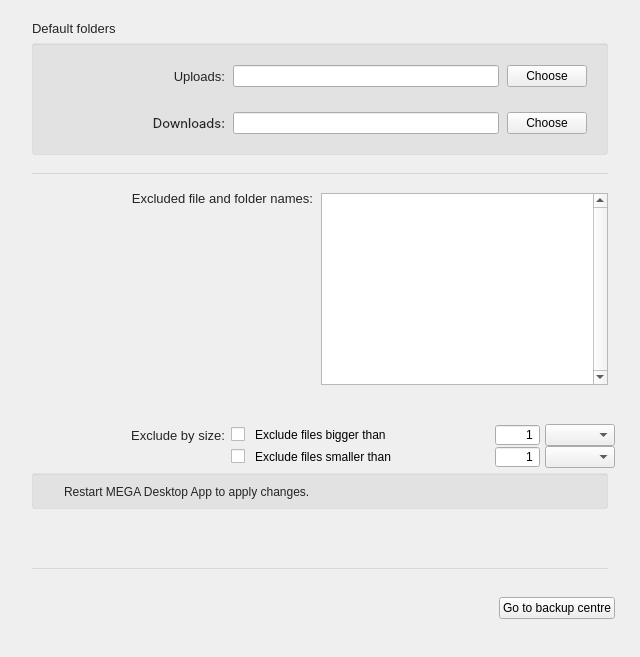
This is src/MEGASync/gui/macx/SettingsDialog.ui in meganz/MEGAsync as Qt 5 draws it before an edit. The edited form follows.
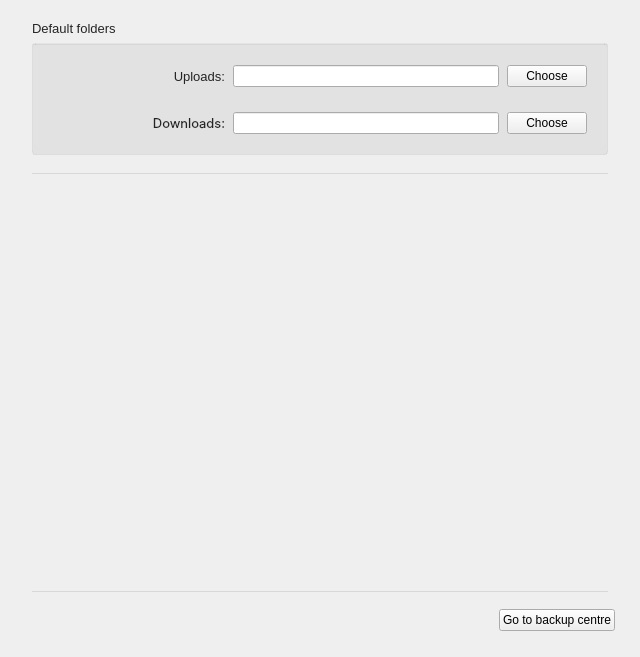
This is the edited form. The open tabs and pages were chosen to show the change. Icons and pictures are not drawn. Custom widgets are drawn as their Qt base class.

Commit message: Removed old exclusions code from settings dialog

What changed in the file:
```diff
--- a/src/MEGASync/gui/macx/SettingsDialog.ui
+++ b/src/MEGASync/gui/macx/SettingsDialog.ui
@@ -2900,618 +2900,6 @@
          </property>
         </widget>
        </item>
-       <item>
-        <widget class="QWidget" name="wContainerExclusions" native="true">
-         <layout class="QVBoxLayout" name="verticalLayout_10">
-          <property name="spacing">
-           <number>5</number>
-          </property>
-          <property name="leftMargin">
-           <number>0</number>
-          </property>
-          <property name="topMargin">
-           <number>12</number>
-          </property>
-          <property name="rightMargin">
-           <number>0</number>
-          </property>
-          <property name="bottomMargin">
-           <number>0</number>
-          </property>
-          <item>
-           <widget class="QWidget" name="widget" native="true">
-            <layout class="QVBoxLayout" name="verticalLayout_31">
-             <property name="spacing">
-              <number>19</number>
-             </property>
-             <property name="leftMargin">
-              <number>0</number>
-             </property>
-             <property name="topMargin">
-              <number>0</number>
-             </property>
-             <property name="rightMargin">
-              <number>0</number>
-             </property>
-             <property name="bottomMargin">
-              <number>0</number>
-             </property>
-             <item>
-              <widget class="QWidget" name="wExclusions" native="true">
-               <property name="sizePolicy">
-                <sizepolicy hsizetype="Preferred" vsizetype="Preferred">
-                 <horstretch>0</horstretch>
-                 <verstretch>0</verstretch>
-                </sizepolicy>
-               </property>
-               <property name="minimumSize">
-                <size>
-                 <width>0</width>
-                 <height>125</height>
-                </size>
-               </property>
-               <layout class="QVBoxLayout" name="verticalLayout_14">
-                <property name="spacing">
-                 <number>6</number>
-                </property>
-                <property name="leftMargin">
-                 <number>25</number>
-                </property>
-                <property name="topMargin">
-                 <number>0</number>
-                </property>
-                <property name="rightMargin">
-                 <number>32</number>
-                </property>
-                <property name="bottomMargin">
-                 <number>0</number>
-                </property>
-                <item>
-                 <layout class="QGridLayout" name="gridLayout_8" rowminimumheight="0" columnminimumwidth="200,0">
-                  <property name="horizontalSpacing">
-                   <number>8</number>
-                  </property>
-                  <property name="verticalSpacing">
-                   <number>0</number>
-                  </property>
-                  <item row="0" column="0">
-                   <widget class="QWidget" name="wExclusionsLabel" native="true">
-                    <property name="minimumSize">
-                     <size>
-                      <width>0</width>
-                      <height>50</height>
-                     </size>
-                    </property>
-                    <layout class="QVBoxLayout" name="verticalLayout_13">
-                     <property name="spacing">
-                      <number>0</number>
-                     </property>
-                     <property name="leftMargin">
-                      <number>0</number>
-                     </property>
-                     <property name="topMargin">
-                      <number>0</number>
-                     </property>
-                     <property name="rightMargin">
-                      <number>0</number>
-                     </property>
-                     <property name="bottomMargin">
-                      <number>0</number>
-                     </property>
-                     <item>
-                      <widget class="QLabel" name="lExcludedFiles">
-                       <property name="text">
-                        <string>Excluded file and folder names:</string>
-                       </property>
-                       <property name="alignment">
-                        <set>Qt::AlignRight|Qt::AlignTop|Qt::AlignTrailing</set>
-                       </property>
-                       <property name="wordWrap">
-                        <bool>true</bool>
-                       </property>
-                       <property name="indent">
-                        <number>0</number>
-                       </property>
-                      </widget>
-                     </item>
-                    </layout>
-                   </widget>
-                  </item>
-                  <item row="0" column="1">
-                   <widget class="QWidget" name="wExclusionsList" native="true">
-                    <property name="sizePolicy">
-                     <sizepolicy hsizetype="Preferred" vsizetype="Preferred">
-                      <horstretch>0</horstretch>
-                      <verstretch>0</verstretch>
-                     </sizepolicy>
-                    </property>
-                    <layout class="QVBoxLayout" name="verticalLayout_18">
-                     <property name="spacing">
-                      <number>0</number>
-                     </property>
-                     <property name="leftMargin">
-                      <number>0</number>
-                     </property>
-                     <property name="topMargin">
-                      <number>7</number>
-                     </property>
-                     <property name="rightMargin">
-                      <number>0</number>
-                     </property>
-                     <property name="bottomMargin">
-                      <number>0</number>
-                     </property>
-                     <item>
-                      <widget class="QListWidget" name="lExcludedNames">
-                       <property name="sizePolicy">
-                        <sizepolicy hsizetype="Preferred" vsizetype="Preferred">
-                         <horstretch>0</horstretch>
-                         <verstretch>0</verstretch>
-                        </sizepolicy>
-                       </property>
-                       <property name="minimumSize">
-                        <size>
-                         <width>0</width>
-                         <height>98</height>
-                        </size>
-                       </property>
-                       <property name="maximumSize">
-                        <size>
-                         <width>16777215</width>
-                         <height>16777215</height>
-                        </size>
-                       </property>
-                       <property name="focusPolicy">
-                        <enum>Qt::NoFocus</enum>
-                       </property>
-                       <property name="styleSheet">
-                        <string notr="true">margin:0px;</string>
-                       </property>
-                       <property name="verticalScrollBarPolicy">
-                        <enum>Qt::ScrollBarAlwaysOn</enum>
-                       </property>
-                       <property name="horizontalScrollBarPolicy">
-                        <enum>Qt::ScrollBarAsNeeded</enum>
-                       </property>
-                       <property name="selectionMode">
-                        <enum>QAbstractItemView::ExtendedSelection</enum>
-                       </property>
-                       <property name="resizeMode">
-                        <enum>QListView::Adjust</enum>
-                       </property>
-                       <property name="selectionRectVisible">
-                        <bool>false</bool>
-                       </property>
-                      </widget>
-                     </item>
-                     <item>
-                      <widget class="QSegmentedControl" name="wExclusionsSegmentedControl" native="true">
-                       <property name="sizePolicy">
-                        <sizepolicy hsizetype="Preferred" vsizetype="Preferred">
-                         <horstretch>0</horstretch>
-                         <verstretch>0</verstretch>
-                        </sizepolicy>
-                       </property>
-                       <property name="minimumSize">
-                        <size>
-                         <width>0</width>
-                         <height>20</height>
-                        </size>
-                       </property>
-                       <property name="maximumSize">
-                        <size>
-                         <width>16777215</width>
-                         <height>20</height>
-                        </size>
-                       </property>
-                      </widget>
-                     </item>
-                    </layout>
-                   </widget>
-                  </item>
-                 </layout>
-                </item>
-               </layout>
-              </widget>
-             </item>
-             <item>
-              <widget class="QWidget" name="gExcludeBySize" native="true">
-               <layout class="QVBoxLayout" name="verticalLayout_39">
-                <property name="spacing">
-                 <number>0</number>
-                </property>
-                <property name="leftMargin">
-                 <number>25</number>
-                </property>
-                <property name="topMargin">
-                 <number>0</number>
-                </property>
-                <property name="rightMargin">
-                 <number>25</number>
-                </property>
-                <property name="bottomMargin">
-                 <number>0</number>
-                </property>
-                <item>
-                 <layout class="QGridLayout" name="gridLayout_9" columnminimumwidth="200,0,0">
-                  <property name="horizontalSpacing">
-                   <number>6</number>
-                  </property>
-                  <property name="verticalSpacing">
-                   <number>0</number>
-                  </property>
-                  <item row="0" column="0" rowspan="2">
-                   <widget class="QLabel" name="lExcludeBySize">
-                    <property name="text">
-                     <string>Exclude by size:</string>
-                    </property>
-                    <property name="alignment">
-                     <set>Qt::AlignRight|Qt::AlignTrailing|Qt::AlignVCenter</set>
-                    </property>
-                    <property name="wordWrap">
-                     <bool>true</bool>
-                    </property>
-                   </widget>
-                  </item>
-                  <item row="1" column="1" colspan="2">
-                   <widget class="QWidget" name="wExcludeBigger" native="true">
-                    <property name="minimumSize">
-                     <size>
-                      <width>0</width>
-                      <height>20</height>
-                     </size>
-                    </property>
-                    <layout class="QHBoxLayout" name="horizontalLayout_10">
-                     <property name="spacing">
-                      <number>5</number>
-                     </property>
-                     <property name="leftMargin">
-                      <number>0</number>
-                     </property>
-                     <property name="topMargin">
-                      <number>0</number>
-                     </property>
-                     <property name="rightMargin">
-                      <number>0</number>
-                     </property>
-                     <property name="bottomMargin">
-                      <number>0</number>
-                     </property>
-                     <item>
-                      <widget class="QCheckBox" name="cExcludeUpperThan">
-                       <property name="minimumSize">
-                        <size>
-                         <width>0</width>
-                         <height>0</height>
-                        </size>
-                       </property>
-                       <property name="maximumSize">
-                        <size>
-                         <width>16777215</width>
-                         <height>16777215</height>
-                        </size>
-                       </property>
-                       <property name="text">
-                        <string>Exclude files bigger than</string>
-                       </property>
-                      </widget>
-                     </item>
-                     <item>
-                      <spacer name="horizontalSpacer_3">
-                       <property name="orientation">
-                        <enum>Qt::Horizontal</enum>
-                       </property>
-                       <property name="sizeHint" stdset="0">
-                        <size>
-                         <width>10</width>
-                         <height>20</height>
-                        </size>
-                       </property>
-                      </spacer>
-                     </item>
-                     <item>
-                      <widget class="QSpinBox" name="eUpperThan">
-                       <property name="sizePolicy">
-                        <sizepolicy hsizetype="Minimum" vsizetype="Fixed">
-                         <horstretch>0</horstretch>
-                         <verstretch>0</verstretch>
-                        </sizepolicy>
-                       </property>
-                       <property name="minimumSize">
-                        <size>
-                         <width>45</width>
-                         <height>0</height>
-                        </size>
-                       </property>
-                       <property name="maximumSize">
-                        <size>
-                         <width>45</width>
-                         <height>16777215</height>
-                        </size>
-                       </property>
-                       <property name="alignment">
-                        <set>Qt::AlignRight|Qt::AlignTrailing|Qt::AlignVCenter</set>
-                       </property>
-                       <property name="buttonSymbols">
-                        <enum>QAbstractSpinBox::NoButtons</enum>
-                       </property>
-                       <property name="minimum">
-                        <number>1</number>
-                       </property>
-                       <property name="maximum">
-                        <number>9999</number>
-                       </property>
-                      </widget>
-                     </item>
-                     <item>
-                      <widget class="QComboBox" name="cbExcludeUpperUnit">
-                       <property name="minimumSize">
-                        <size>
-                         <width>70</width>
-                         <height>0</height>
-                        </size>
-                       </property>
-                       <property name="maximumSize">
-                        <size>
-                         <width>70</width>
-                         <height>16777215</height>
-                        </size>
-                       </property>
-                      </widget>
-                     </item>
-                    </layout>
-                   </widget>
-                  </item>
-                  <item row="2" column="1" colspan="2">
-                   <widget class="QWidget" name="wExcludeSmaller" native="true">
-                    <property name="minimumSize">
-                     <size>
-                      <width>0</width>
-                      <height>20</height>
-                     </size>
-                    </property>
-                    <layout class="QHBoxLayout" name="horizontalLayout_15">
-                     <property name="spacing">
-                      <number>5</number>
-                     </property>
-                     <property name="leftMargin">
-                      <number>0</number>
-                     </property>
-                     <property name="topMargin">
-                      <number>0</number>
-                     </property>
-                     <property name="rightMargin">
-                      <number>0</number>
-                     </property>
-                     <property name="bottomMargin">
-                      <number>0</number>
-                     </property>
-                     <item>
-                      <widget class="QCheckBox" name="cExcludeLowerThan">
-                       <property name="minimumSize">
-                        <size>
-                         <width>0</width>
-                         <height>0</height>
-                        </size>
-                       </property>
-                       <property name="maximumSize">
-                        <size>
-                         <width>16777215</width>
-                         <height>16777215</height>
-                        </size>
-                       </property>
-                       <property name="text">
-                        <string>Exclude files smaller than</string>
-                       </property>
-                      </widget>
-                     </item>
-                     <item>
-                      <spacer name="horizontalSpacer_10">
-                       <property name="orientation">
-                        <enum>Qt::Horizontal</enum>
-                       </property>
-                       <property name="sizeHint" stdset="0">
-                        <size>
-                         <width>10</width>
-                         <height>20</height>
-                        </size>
-                       </property>
-                      </spacer>
-                     </item>
-                     <item>
-                      <widget class="QSpinBox" name="eLowerThan">
-                       <property name="minimumSize">
-                        <size>
-                         <width>45</width>
-                         <height>0</height>
-                        </size>
-                       </property>
-                       <property name="maximumSize">
-                        <size>
-                         <width>45</width>
-                         <height>16777215</height>
-                        </size>
-                       </property>
-                       <property name="alignment">
-                        <set>Qt::AlignRight|Qt::AlignTrailing|Qt::AlignVCenter</set>
-                       </property>
-                       <property name="buttonSymbols">
-                        <enum>QAbstractSpinBox::NoButtons</enum>
-                       </property>
-                       <property name="minimum">
-                        <number>1</number>
-                       </property>
-                       <property name="maximum">
-                        <number>9999</number>
-                       </property>
-                      </widget>
-                     </item>
-                     <item>
-                      <widget class="QComboBox" name="cbExcludeLowerUnit">
-                       <property name="minimumSize">
-                        <size>
-                         <width>70</width>
-                         <height>0</height>
-                        </size>
-                       </property>
-                       <property name="maximumSize">
-                        <size>
-                         <width>70</width>
-                         <height>16777215</height>
-                        </size>
-                       </property>
-                      </widget>
-                     </item>
-                    </layout>
-                   </widget>
-                  </item>
-                 </layout>
-                </item>
-               </layout>
-              </widget>
-             </item>
-            </layout>
-           </widget>
-          </item>
-          <item>
-           <widget class="QWidget" name="wExclusionsRestart" native="true">
-            <property name="minimumSize">
-             <size>
-              <width>0</width>
-              <height>36</height>
-             </size>
-            </property>
-            <layout class="QHBoxLayout" name="horizontalLayout_9">
-             <property name="leftMargin">
-              <number>32</number>
-             </property>
-             <property name="topMargin">
-              <number>0</number>
-             </property>
-             <property name="rightMargin">
-              <number>32</number>
-             </property>
-             <property name="bottomMargin">
-              <number>0</number>
-             </property>
-             <item>
-              <widget class="QGroupBox" name="gExcludedFilesInfo">
-               <property name="minimumSize">
-                <size>
-                 <width>0</width>
-                 <height>36</height>
-                </size>
-               </property>
-               <property name="maximumSize">
-                <size>
-                 <width>16777215</width>
-                 <height>16777215</height>
-                </size>
-               </property>
-               <property name="title">
-                <string/>
-               </property>
-               <layout class="QHBoxLayout" name="gExcludedFilesInfoLayout">
-                <property name="spacing">
-                 <number>9</number>
-                </property>
-                <property name="leftMargin">
-                 <number>6</number>
-                </property>
-                <property name="topMargin">
-                 <number>6</number>
-                </property>
-                <property name="rightMargin">
-                 <number>6</number>
-                </property>
-                <property name="bottomMargin">
-                 <number>6</number>
-                </property>
-                <item>
-                 <widget class="QPushButton" name="pWarningRestart">
-                  <property name="minimumSize">
-                   <size>
-                    <width>16</width>
-                    <height>16</height>
-                   </size>
-                  </property>
-                  <property name="maximumSize">
-                   <size>
-                    <width>16</width>
-                    <height>16</height>
-                   </size>
-                  </property>
-                  <property name="focusPolicy">
-                   <enum>Qt::NoFocus</enum>
-                  </property>
-                  <property name="text">
-                   <string/>
-                  </property>
-                  <property name="icon">
-                   <iconset resource="../Resources_macx.qrc">
-                    <normaloff>:/images/ic_sync_warning.png</normaloff>:/images/ic_sync_warning.png</iconset>
-                  </property>
-                  <property name="iconSize">
-                   <size>
-                    <width>16</width>
-                    <height>16</height>
-                   </size>
-                  </property>
-                  <property name="flat">
-                   <bool>true</bool>
-                  </property>
-                 </widget>
-                </item>
-                <item>
-                 <widget class="QLabel" name="lExcludedFilesInfo">
-                  <property name="enabled">
-                   <bool>true</bool>
-                  </property>
-                  <property name="sizePolicy">
-                   <sizepolicy hsizetype="Expanding" vsizetype="Preferred">
-                    <horstretch>0</horstretch>
-                    <verstretch>0</verstretch>
-                   </sizepolicy>
-                  </property>
-                  <property name="minimumSize">
-                   <size>
-                    <width>0</width>
-                    <height>20</height>
-                   </size>
-                  </property>
-                  <property name="text">
-                   <string>Restart MEGA Desktop App to apply changes.</string>
-                  </property>
-                  <property name="wordWrap">
-                   <bool>true</bool>
-                  </property>
-                 </widget>
-                </item>
-                <item>
-                 <spacer name="horizontalSpacer_20">
-                  <property name="orientation">
-                   <enum>Qt::Horizontal</enum>
-                  </property>
-                  <property name="sizeType">
-                   <enum>QSizePolicy::Preferred</enum>
-                  </property>
-                  <property name="sizeHint" stdset="0">
-                   <size>
-                    <width>40</width>
-                    <height>20</height>
-                   </size>
-                  </property>
-                 </spacer>
-                </item>
-               </layout>
-              </widget>
-             </item>
-            </layout>
-           </widget>
-          </item>
-         </layout>
-        </widget>
-       </item>
        <item>
         <spacer name="verticalSpacer_3">
          <property name="orientation">
@@ -4105,12 +3493,6 @@
  </widget>
  <layoutdefault spacing="6" margin="11"/>
  <customwidgets>
-  <customwidget>
-   <class>QSegmentedControl</class>
-   <extends>QWidget</extends>
-   <header location="global">QSegmentedControl.h</header>
-   <container>1</container>
-  </customwidget>
   <customwidget>
    <class>AvatarWidget</class>
    <extends>QWidget</extends>
@@ -4123,18 +3505,18 @@
    <header>NotificationsSettings.h</header>
    <container>1</container>
   </customwidget>
+  <customwidget>
+   <class>SyncSettingsUI</class>
+   <extends>QWidget</extends>
+   <header>syncs/gui/Twoways/SyncSettingsUI.h</header>
+   <container>1</container>
+  </customwidget>
   <customwidget>
    <class>BackupSettingsUI</class>
    <extends>QWidget</extends>
    <header>syncs/gui/Backups/BackupSettingsUI.h</header>
    <container>1</container>
   </customwidget>
-  <customwidget>
-   <class>SyncSettingsUI</class>
-   <extends>QWidget</extends>
-   <header>syncs/gui/TwoWays/SyncSettingsUI.h</header>
-   <container>1</container>
-  </customwidget>
  </customwidgets>
  <tabstops>
   <tabstop>cAutoUpdate</tabstop>
```
Left out of the diff: 4 changed lines with no effect on the pictures. The commit also changes 3 other files.
